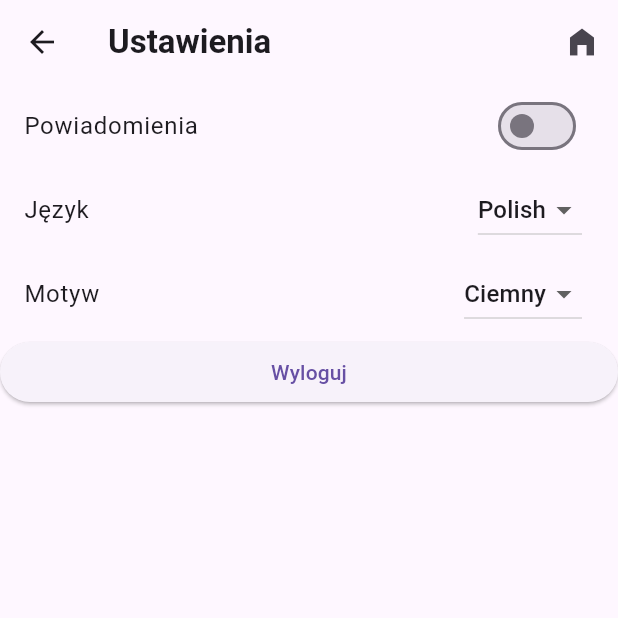
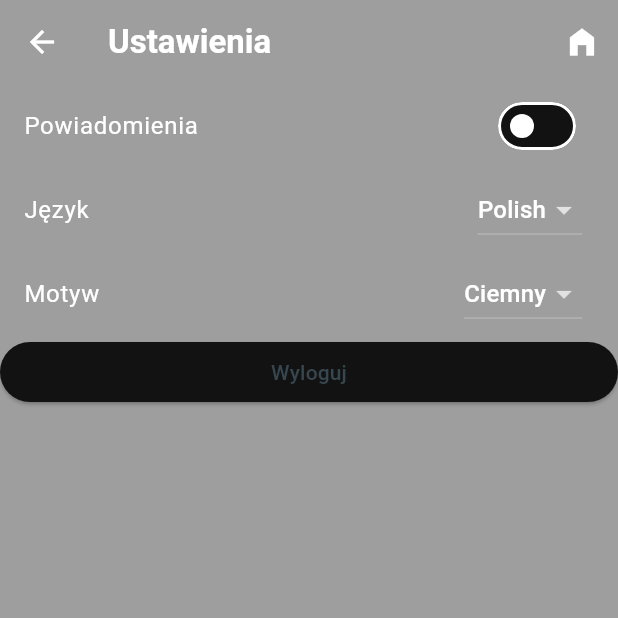
Before and after one commit to OpenUSOS/OpenUSOS, a Flutter app: the Settings screen opened by its route, on a phone screen of 412 x 824 dp, the top half of it. Run offline on Flutter 3.47's test engine with Material 3 defaults, Android fonts, the phone set to English and light mode, and no system bars; our stand-ins replace shared_preferences, webview_flutter; accounts and stored records are empty.

Commit message:
Working themes, but the only available theme is the system default one

```diff
--- a/lib/main.dart
+++ b/lib/main.dart
@@ -1,4 +1,5 @@
 import 'package:flutter/material.dart';
+import 'package:open_usos/themes.dart';
 import 'package:shared_preferences/shared_preferences.dart';
 
 import 'package:open_usos/pages/home.dart';
@@ -23,6 +24,9 @@ class OpenUSOS extends StatelessWidget {
     return MaterialApp(
         title: 'OpenUSOS',
         home: StartPage(),
+        themeMode: ThemeMode.system,
+        theme: OpenUSOSThemes.lightTheme,
+        darkTheme: OpenUSOSThemes.darkTheme,
         routes: {
           '/home': (context) => Home(),
           '/grades': (context) => Grades(),
--- a/lib/settings.dart
+++ b/lib/settings.dart
@@ -8,7 +8,7 @@ class Settings extends StatefulWidget{
   //set of available languages
   final List<String> availableLanguages = ['Polski', 'Polish'];// duplicated values for testing
   //map of available themes, they can be accessed by name
-  final Map<String, ThemeData> availableThemes = {"Ciemny": AppTheme.darkTheme, 'Jasny': AppTheme.lightTheme};
+  final Map<String, ThemeData> availableThemes = {"Ciemny": OpenUSOSThemes.darkTheme, 'Jasny': OpenUSOSThemes.lightTheme};
 
   @override
   State<Settings> createState() => _SettingsState();
@@ -18,7 +18,7 @@ class _SettingsState extends State<Settings> {
   //default settings here, if user has other settings set this will be overwritten
   //in _initState setPreferences
   String currentLanguage = 'Polish';
-  ThemeData currentTheme = AppTheme.darkTheme;
+  ThemeData currentTheme = OpenUSOSThemes.darkTheme;
   bool notificationsOn = false;
 
   @override
--- a/lib/themes.dart
+++ b/lib/themes.dart
@@ -1,13 +1,29 @@
 import 'package:flutter/material.dart';
 
-class AppTheme {
+class OpenUSOSThemes {
   static ThemeData lightTheme = ThemeData(
-    primaryColor: Colors.grey,
-    colorScheme: ColorScheme.dark()
+      colorScheme: ColorScheme.dark().copyWith(
+          primary: Colors.blueGrey.shade800,
+          primaryContainer: Colors.blueGrey.shade900,
+          secondary: Colors.blue.shade800,
+          secondaryContainer: Colors.blue.shade900,
+          tertiary: Colors.blue.shade500,
+          tertiaryContainer: Colors.blue.shade600,
+          surface: Colors.grey.shade500, //background colors for different widgets
+          background: Colors.grey.shade700
+      )
   );
 
   static ThemeData darkTheme = ThemeData(
-    primaryColor: Colors.white,
-    colorScheme: ColorScheme.light()
+    colorScheme: ColorScheme.light().copyWith(
+      primary: Colors.blueGrey.shade800,
+      primaryContainer: Colors.blueGrey.shade900,
+      secondary: Colors.blue.shade800,
+      secondaryContainer: Colors.blue.shade900,
+      tertiary: Colors.blue.shade500,
+      tertiaryContainer: Colors.blue.shade600,
+      surface: Colors.grey.shade50, //background colors for different widgets
+      background: Colors.grey.shade100
+  )
   );
 }
```
